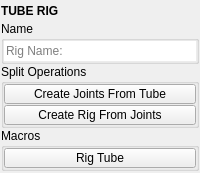
Qt form mayatk/rig_utils/tube_rig.ui (m3trik/mayatk) before a commit.
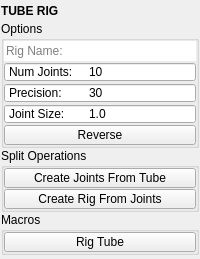
The same form after that commit. Custom widgets are drawn as their Qt base class.

The edit to the form file:
```diff
--- a/mayatk/rig_utils/tube_rig.ui
+++ b/mayatk/rig_utils/tube_rig.ui
@@ -7,7 +7,7 @@
     <x>0</x>
     <y>0</y>
     <width>200</width>
-    <height>173</height>
+    <height>259</height>
    </rect>
   </property>
   <property name="tabShape">
@@ -75,7 +75,7 @@
       <item>
        <widget class="QGroupBox" name="groupBox_0">
         <property name="title">
-         <string>Name</string>
+         <string>Options</string>
         </property>
         <layout class="QVBoxLayout" name="verticalLayout_3">
          <property name="spacing">
@@ -118,6 +118,157 @@
            </property>
           </widget>
          </item>
+         <item>
+          <widget class="QSpinBox" name="s000">
+           <property name="minimumSize">
+            <size>
+             <width>0</width>
+             <height>20</height>
+            </size>
+           </property>
+           <property name="maximumSize">
+            <size>
+             <width>16777215</width>
+             <height>20</height>
+            </size>
+           </property>
+           <property name="toolTip">
+            <string>The number of joints to create.</string>
+           </property>
+           <property name="buttonSymbols">
+            <enum>QAbstractSpinBox::NoButtons</enum>
+           </property>
+           <property name="prefix">
+            <string>Num Joints:	</string>
+           </property>
+           <property name="minimum">
+            <number>2</number>
+           </property>
+           <property name="maximum">
+            <number>999</number>
+           </property>
+           <property name="singleStep">
+            <number>1</number>
+           </property>
+           <property name="value">
+            <number>10</number>
+           </property>
+           <property name="displayIntegerBase">
+            <number>10</number>
+           </property>
+          </widget>
+         </item>
+         <item>
+          <widget class="QSpinBox" name="s001">
+           <property name="minimumSize">
+            <size>
+             <width>0</width>
+             <height>20</height>
+            </size>
+           </property>
+           <property name="maximumSize">
+            <size>
+             <width>16777215</width>
+             <height>20</height>
+            </size>
+           </property>
+           <property name="toolTip">
+            <string>&lt;html&gt;&lt;head/&gt;&lt;body&gt;&lt;p&gt;The percentage of the largest axis length to determine the number of cross-sections.&lt;/p&gt;&lt;p&gt;This is only applicaple to object selections (ignored when using an edge selection).&lt;/p&gt;&lt;/body&gt;&lt;/html&gt;</string>
+           </property>
+           <property name="buttonSymbols">
+            <enum>QAbstractSpinBox::NoButtons</enum>
+           </property>
+           <property name="prefix">
+            <string>Precision:	</string>
+           </property>
+           <property name="minimum">
+            <number>10</number>
+           </property>
+           <property name="maximum">
+            <number>100</number>
+           </property>
+           <property name="singleStep">
+            <number>1</number>
+           </property>
+           <property name="value">
+            <number>30</number>
+           </property>
+           <property name="displayIntegerBase">
+            <number>10</number>
+           </property>
+          </widget>
+         </item>
+         <item>
+          <widget class="QDoubleSpinBox" name="s002">
+           <property name="minimumSize">
+            <size>
+             <width>0</width>
+             <height>20</height>
+            </size>
+           </property>
+           <property name="maximumSize">
+            <size>
+             <width>16777215</width>
+             <height>20</height>
+            </size>
+           </property>
+           <property name="toolTip">
+            <string>The size of the joints displayed in the viewport.</string>
+           </property>
+           <property name="buttonSymbols">
+            <enum>QAbstractSpinBox::NoButtons</enum>
+           </property>
+           <property name="prefix">
+            <string>Joint Size:	</string>
+           </property>
+           <property name="decimals">
+            <number>1</number>
+           </property>
+           <property name="minimum">
+            <double>0.100000000000000</double>
+           </property>
+           <property name="maximum">
+            <double>1000.000000000000000</double>
+           </property>
+           <property name="singleStep">
+            <double>1.000000000000000</double>
+           </property>
+           <property name="value">
+            <double>1.000000000000000</double>
+           </property>
+          </widget>
+         </item>
+         <item>
+          <widget class="QPushButton" name="chk000">
+           <property name="enabled">
+            <bool>true</bool>
+           </property>
+           <property name="minimumSize">
+            <size>
+             <width>0</width>
+             <height>20</height>
+            </size>
+           </property>
+           <property name="maximumSize">
+            <size>
+             <width>999</width>
+             <height>20</height>
+            </size>
+           </property>
+           <property name="toolTip">
+            <string>Create the joint chain in reverse order.</string>
+           </property>
+           <property name="layoutDirection">
+            <enum>Qt::LeftToRight</enum>
+           </property>
+           <property name="text">
+            <string>Reverse</string>
+           </property>
+           <property name="checkable">
+            <bool>true</bool>
+           </property>
+          </widget>
+         </item>
         </layout>
        </widget>
       </item>
```
Left out of the diff: 4 changed lines with no effect on the pictures.
